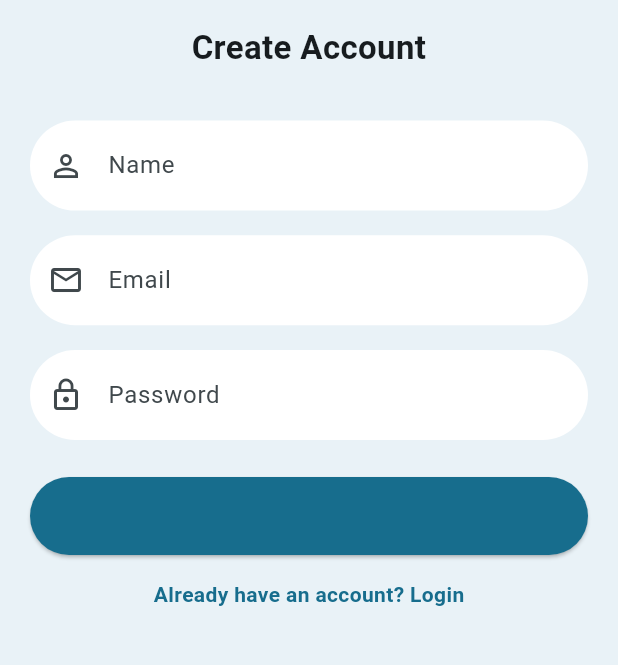
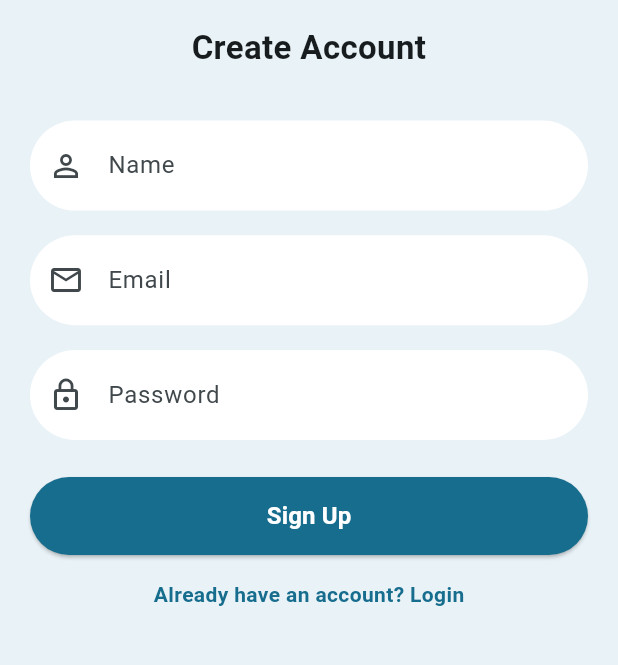
Before and after one commit to sadikhasnat91/cse4104-7b-t02-AI-Resume-Analyzer, a Flutter app: the screen it shows after launch, after a tap on "Login", after a tap on "Sign Up", on a phone screen of 412 x 824 dp, the part 402-1067 px from its top. Run offline on Flutter 3.47's test engine with Material 3 defaults, Android fonts, the phone set to English and light mode, and no system bars; our stand-ins replace file_picker, get, supabase_flutter; missing offline and left inert: gotrue; accounts and stored records are empty.

Commit message:
Fix button text visibility - add white text color to all buttons
- Added foregroundColor: Colors.white to ElevatedButtonTheme in main.dart
- Added explicit white color to Login button text in login_view.dart
- Added explicit white color to Sign Up button text in signup_view.dart
- Added explicit white color to Upload Resume button in home_view.dart
- All buttons now have visible text with proper contrast

Co-Authored-By: Claude Haiku 4.5 <noreply@anthropic.com>

```diff
--- a/lib/app/views/home_view.dart
+++ b/lib/app/views/home_view.dart
@@ -83,6 +83,8 @@ class HomeView extends StatelessWidget {
                               'Upload Resume',
                               style: TextStyle(
                                 fontSize: Responsive.responsiveFontSize(16),
+                                fontWeight: FontWeight.w600,
+                                color: Colors.white,
                               ),
                             ),
                           ),
--- a/lib/app/views/login_view.dart
+++ b/lib/app/views/login_view.dart
@@ -92,7 +92,11 @@ class LoginView extends GetView<AuthController> {
                                 )
                               : const Text(
                                   'Login',
-                                  style: TextStyle(fontSize: 16),
+                                  style: TextStyle(
+                                    fontSize: 16,
+                                    fontWeight: FontWeight.w600,
+                                    color: Colors.white,
+                                  ),
                                 ),
                         ),
                       ),
--- a/lib/app/views/signup_view.dart
+++ b/lib/app/views/signup_view.dart
@@ -119,6 +119,8 @@ class SignupView extends GetView<AuthController> {
                                                   Responsive.responsiveFontSize(
                                                     16,
                                                   ),
+                                              fontWeight: FontWeight.w600,
+                                              color: Colors.white,
                                             ),
                                           ),
                                   ),
--- a/lib/main.dart
+++ b/lib/main.dart
@@ -69,6 +69,7 @@ class ResumeAnalyzerApp extends StatelessWidget {
         elevatedButtonTheme: ElevatedButtonThemeData(
           style: ElevatedButton.styleFrom(
             backgroundColor: const Color(0xFF176D8D),
+            foregroundColor: Colors.white,
             shape: RoundedRectangleBorder(
               borderRadius: BorderRadius.circular(28),
             ),
```
